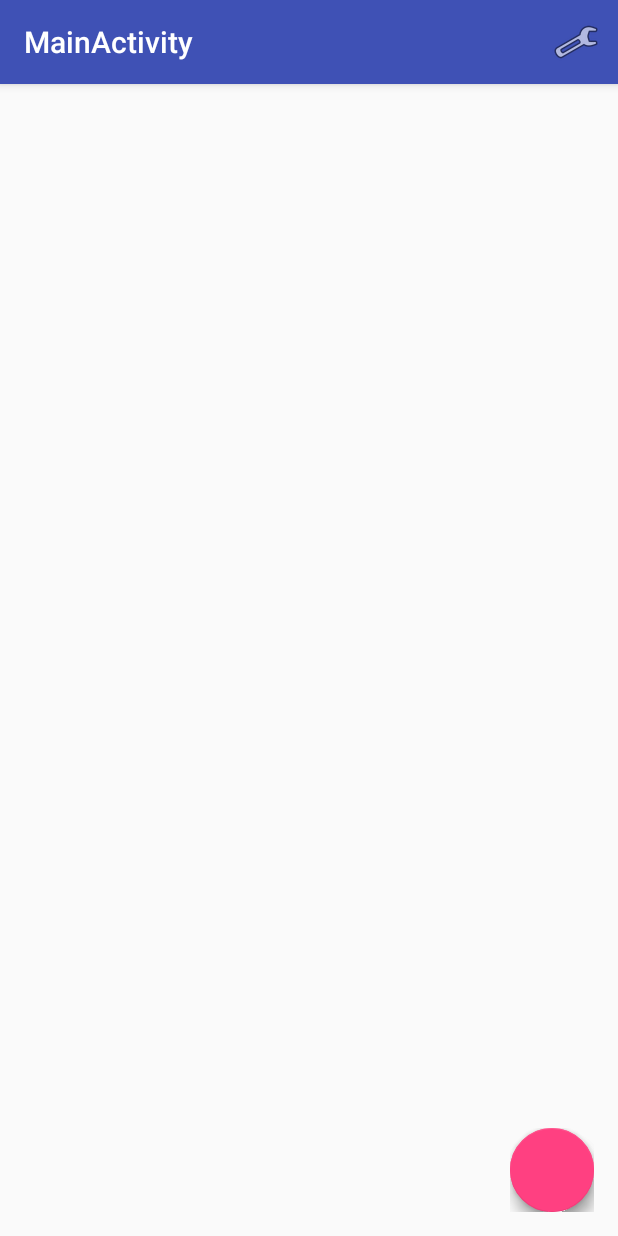
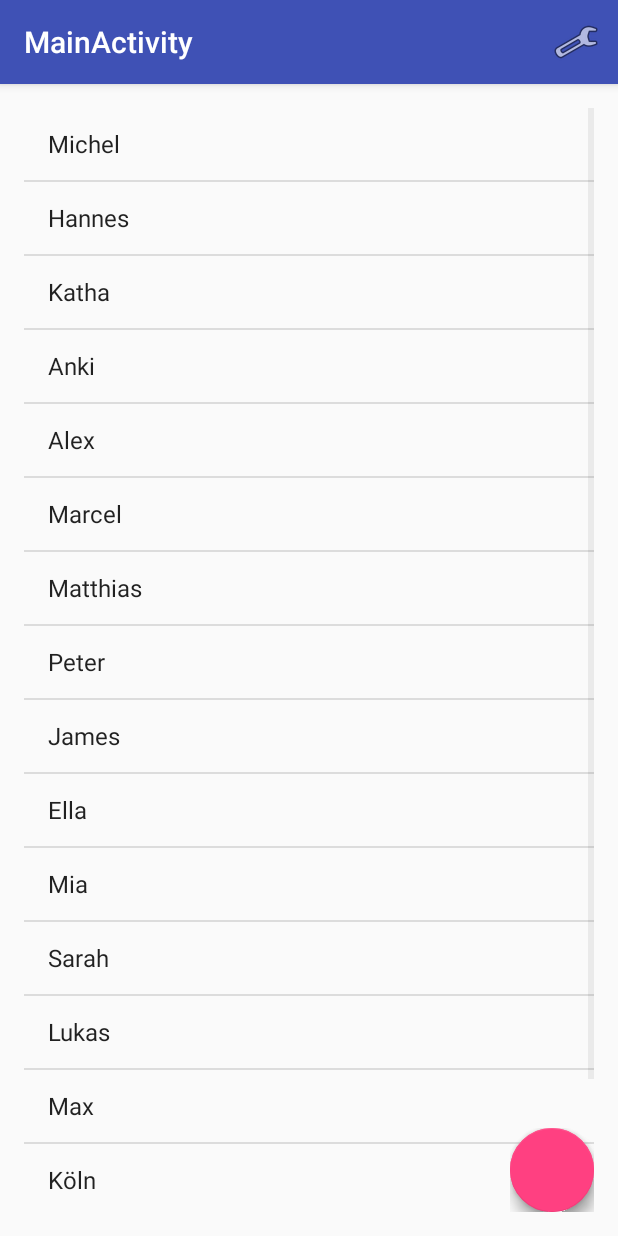
Before and after one commit to MichelM279/PlusMinus, an Android app: the MainActivity screen opened directly, with no data from a screen before it, on a phone screen of 412 x 824 dp. Run offline under Robolectric (Android 15) with nearby library versions, the phone set to English and light mode, and no system bars; libraries missing offline, so code that uses them is left out: com.getbase.floatingactionbutton; plain views replace FloatingActionButton, FloatingActionsMenu; 3 statements that could not run were skipped.

Commit message:
Added Simple ListView for Friendlist.

```diff
--- a/app/src/main/java/localhost/mmangold/plusminus/MainActivity.java
+++ b/app/src/main/java/localhost/mmangold/plusminus/MainActivity.java
@@ -14,9 +14,14 @@ import android.app.Activity;
 import android.graphics.drawable.ShapeDrawable;
 import android.graphics.drawable.shapes.OvalShape;
 import android.view.View.OnClickListener;
+import android.widget.ArrayAdapter;
 import android.widget.Toast;
+import android.app.ListActivity;
+import android.widget.ListView;
 
 import com.getbase.floatingactionbutton.FloatingActionsMenu;
+
+import java.util.ArrayList;
 
 public class MainActivity extends AppCompatActivity {
 
@@ -27,6 +32,20 @@ public class MainActivity extends AppCompatActivity {
         Toolbar toolbar = (Toolbar) findViewById(R.id.toolbar);
         setSupportActionBar(toolbar);
 
+        // List items
+        final ListView listview = (ListView) findViewById(R.id.listView);
+        String[] friends = new String[] { "Michel","Hannes","Katha","Anki","Alex","Marcel",
+                "Matthias","Peter","James","Ella","Mia","Sarah","Lukas","Max","Köln","Polizei","Pascha" };
+        ArrayAdapter<String> adapter = new ArrayAdapter<String>(this, //StableArrayAdapter bei klasse selber schreiben
+                android.R.layout.simple_list_item_1, friends);
+        listview.setAdapter(adapter);
+
+        /*final ArrayList<String> list = new ArrayList<String>();
+        for (int i = 0; i < values.length; ++i) {
+            list.add(values[i]);
+        }*/
+
+        // Floating Action Menu buttons
         final FloatingActionButton fab_add_friend = (FloatingActionButton) findViewById(R.id.fab_add_friend);
         fab_add_friend.setOnClickListener(new View.OnClickListener() {
             @Override
--- a/app/src/main/res/layout/content_main.xml
+++ b/app/src/main/res/layout/content_main.xml
@@ -13,4 +13,10 @@
     tools:context="localhost.mmangold.plusminus.MainActivity"
     tools:showIn="@layout/activity_main">
 
+    <ListView
+        android:layout_width="wrap_content"
+        android:layout_height="wrap_content"
+        android:id="@+id/listView"
+        android:layout_alignParentTop="true"
+        android:layout_alignParentStart="true" />
 </RelativeLayout>
```
